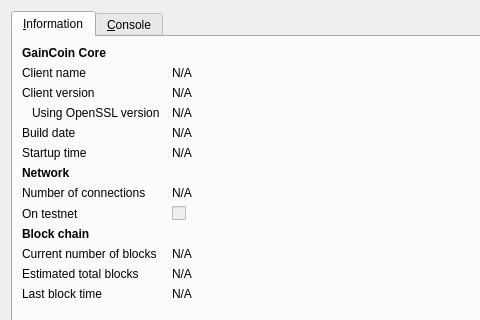
The window that src/qt/forms/rpcconsole.ui (MyCryptoCoins/gsave) describes before a commit, drawn with Qt 5; both pictures show x 0 to 480 and y 0 to 320 of the 740 by 491 pixel window.
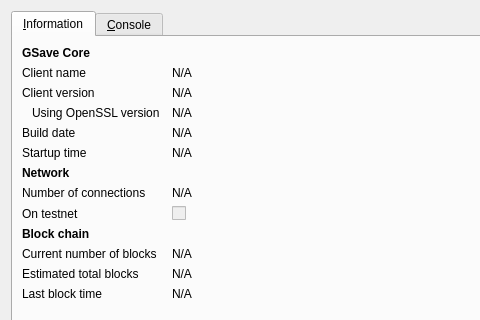
The same window after the commit. The open tabs and pages were chosen to show the change. Icons and pictures are not drawn.

What changed in the file:
```diff
--- a/src/qt/forms/rpcconsole.ui
+++ b/src/qt/forms/rpcconsole.ui
@@ -36,7 +36,7 @@
           </font>
          </property>
          <property name="text">
-          <string>GainCoin Core</string>
+          <string>GSave Core</string>
          </property>
         </widget>
        </item>
```
Left out of the diff: 6 changed lines with no effect on the pictures.
